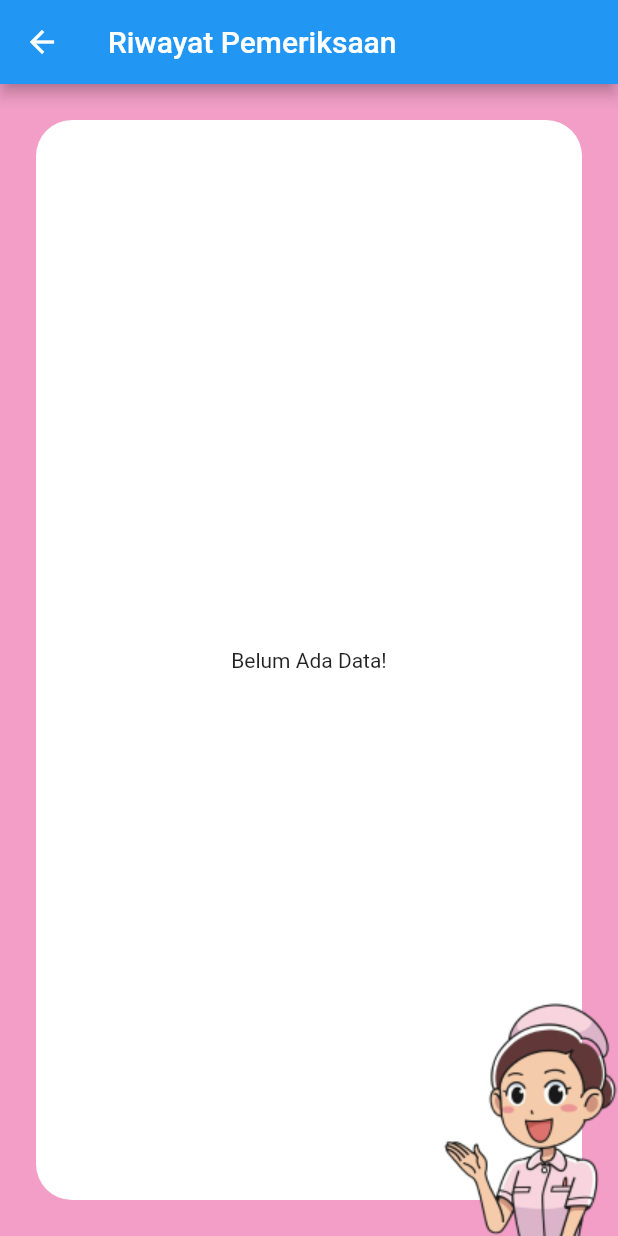
After one commit to ddddddwwwwiiiaap/055_AplikasiPendaftaranKlinik, a Flutter app: the RiwayatPemeriksaanPages screen opened directly, on a phone screen of 412 x 824 dp. The commit adds this screen. Run offline on Flutter 3.47's test engine with Material 2 defaults, Android fonts, the phone set to English and light mode, and no system bars; our stand-ins replace cloud_firestore, date_format, firebase_auth, firebase_core; accounts and stored records are empty.

Commit message:
add riwayat_pemeriksaan view

```diff
--- a/lib/utils/constants.dart
+++ b/lib/utils/constants.dart
@@ -32,3 +32,4 @@ const String textAmbilAntrian = "Ambil Antrian";
 const String textButtonDaftar = "Daftar";
 const String textInformasiDaftarAntrian = "kami akan mengirimkan pesan saat antrian anda telah mendekati waktu yang telah di tentukan. Mohon di tunggu kak.";
 const String titleJadwalPemeriksaan = "Jadwal Pemeriksaan";
+const String titleRiwayatPemeriksaan = "Riwayat Pemeriksaan";
--- /dev/null
+++ b/lib/view/pasien/riwayat_pemeriksaan.dart
@@ -0,0 +1,166 @@
+import 'package:aplikasipendaftaranklinik/controller/riwayat_pemeriksaan_controller.dart';
+import 'package:aplikasipendaftaranklinik/themes/custom_colors.dart';
+import 'package:aplikasipendaftaranklinik/utils/constants.dart';
+import 'package:cloud_firestore/cloud_firestore.dart';
+import 'package:flutter/material.dart';
+
+class RiwayatPemeriksaanPages extends StatefulWidget {
+  String? uid;
+  RiwayatPemeriksaanPages({Key? key, this.uid}) : super(key: key);
+
+  @override
+  State<RiwayatPemeriksaanPages> createState() =>
+      _RiwayatPemeriksaanPagesState();
+}
+
+class _RiwayatPemeriksaanPagesState extends State<RiwayatPemeriksaanPages> {
+  var riwayatPemeriksaanController = RiwayatPemeriksaanController();
+
+  @override
+  Widget build(BuildContext context) {
+    Size size = MediaQuery.of(context).size;
+    return Scaffold(
+      backgroundColor: colorHome,
+      appBar: AppBar(
+        title: Text(titleRiwayatPemeriksaan),
+      ),
+      body: SizedBox(
+        width: size.width,
+        height: size.height,
+        child: Stack(
+          children: [
+            buildBackground(size),
+            buildImageBottom(),
+          ],
+        ),
+      ),
+    );
+  }
+
+  Widget buildBackground(Size size) {
+    return Container(
+      margin: const EdgeInsets.all(24),
+      width: size.width,
+      height: size.height,
+      decoration: BoxDecoration(
+        borderRadius: BorderRadius.circular(24),
+        color: Colors.white,
+      ),
+      child: StreamBuilder(
+        stream: riwayatPemeriksaanController.streamRiwayatPasienMasuk,
+        builder: (BuildContext context, AsyncSnapshot<QuerySnapshot> snapshot) {
+          if (snapshot.connectionState == ConnectionState.waiting) {
+            return const Center(
+              child: CircularProgressIndicator(),
+            );
+          } else if (snapshot.hasError) {
+            return const Center(
+              child: Text("Error!"),
+            );
+          } else if (!snapshot.hasData || snapshot.data!.docs.isEmpty) {
+            return const Center(
+              child: Text("Belum Ada Data!"),
+            );
+          } else {
+            bool hasDataForUid = false;
+            return ListView(
+              children: snapshot.data!.docs.map((DocumentSnapshot data) {
+                if (widget.uid.toString() == data['uid pasien']) {
+                  hasDataForUid = true;
+                  return Container(
+                    padding: const EdgeInsets.all(8),
+                    child: ListTile(
+                      title: Text(
+                        "poli ${data['poli']}".toUpperCase(),
+                        style: const TextStyle(
+                          fontWeight: FontWeight.bold,
+                        ),
+                      ),
+                      subtitle: Column(
+                        crossAxisAlignment: CrossAxisAlignment.start,
+                        children: [
+                          Padding(
+                            padding: const EdgeInsets.symmetric(vertical: 4),
+                            child: Row(
+                              mainAxisAlignment: MainAxisAlignment.spaceBetween,
+                              children: [
+                                Text("No. Antrian"),
+                                Text(
+                                  "${data['noantrian']}",
+                                  style: TextStyle(
+                                    color: colorPinkText,
+                                    fontWeight: FontWeight.bold,
+                                  ),
+                                ),
+                              ],
+                            ),
+                          ),
+                          Padding(
+                            padding: const EdgeInsets.symmetric(vertical: 4),
+                            child: Row(
+                              mainAxisAlignment: MainAxisAlignment.spaceBetween,
+                              children: [
+                                Text("Tanggal"),
+                                Text(
+                                  "${data['tanggal antrian']}",
+                                  style: TextStyle(
+                                    color: colorPinkText,
+                                    fontWeight: FontWeight.bold,
+                                  ),
+                                ),
+                              ],
+                            ),
+                          ),
+                          Padding(
+                            padding: const EdgeInsets.symmetric(vertical: 4),
+                            child: Row(
+                              mainAxisAlignment: MainAxisAlignment.spaceBetween,
+                              children: [
+                                Text("Jam"),
+                                Text(
+                                  "${data['waktu antrian']}",
+                                  style: TextStyle(
+                                    color: colorPinkText,
+                                    fontWeight: FontWeight.bold,
+                                  ),
+                                ),
+                              ],
+                            ),
+                          ),
+                          Padding(
+                            padding: const EdgeInsets.only(top: 12),
+                            child: Text(
+                              "${data['status']}",
+                              style: TextStyle(
+                                color: Colors.greenAccent,
+                                fontWeight: FontWeight.bold,
+                              ),
+                            ),
+                          ),
+                          Divider(),
+                        ],
+                      ),
+                    ),
+                  );
+                } else {
+                  return Container();
+                }
+              }).toList(),
+            );
+          }
+        },
+      ),
+    );
+  }
+
+  Widget buildImageBottom() {
+    return Positioned(
+      child: Align(
+        alignment: Alignment.bottomRight,
+        child: Container(
+          child: Image.asset("assets/image/suster.png"),
+        ),
+      ),
+    );
+  }
+}
```
